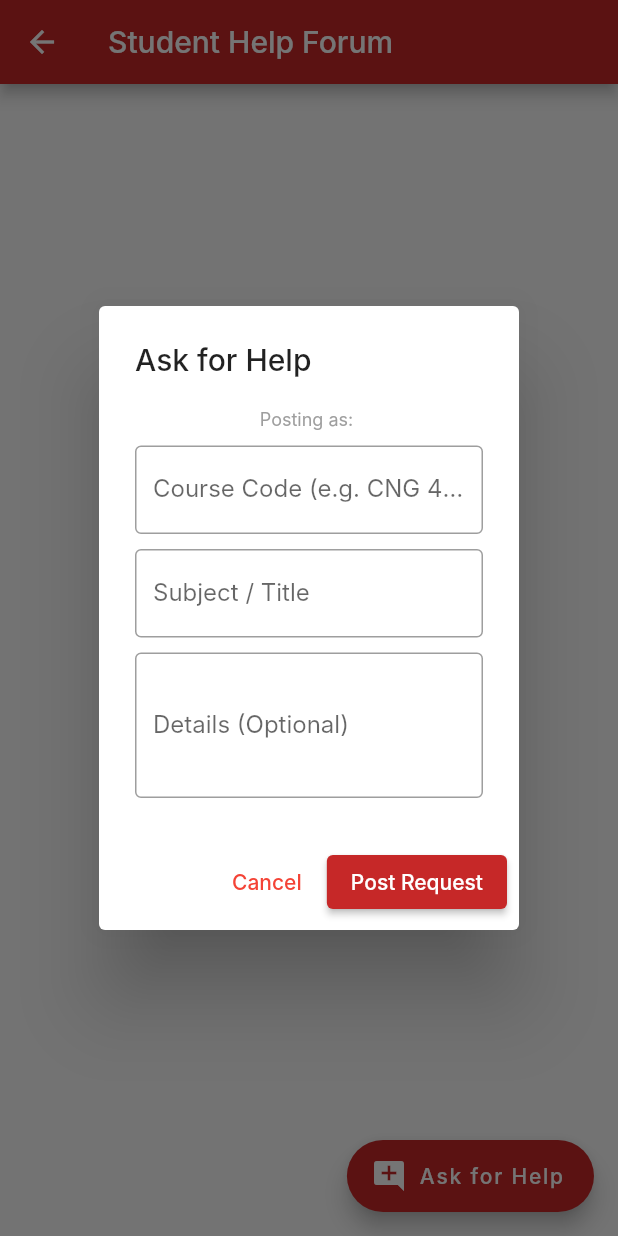
After one commit to arishaahmad/study-mate-application, a Flutter app: the HelpForumScreen screen opened directly, after a tap on "Ask for Help", on a phone screen of 412 x 824 dp. The commit adds this screen. Run offline on Flutter 3.47's test engine with Material 3 defaults, Android fonts, the phone set to English and light mode, and no system bars; our stand-ins replace supabase_flutter; accounts and stored records are empty; Roboto replaces fonts that are missing (Inter).

Commit message:
Added help Forum Page

```diff
--- /dev/null
+++ b/lib/screens/help_forum.dart
@@ -0,0 +1,225 @@
+import 'package:flutter/material.dart';
+import 'package:supabase_flutter/supabase_flutter.dart';
+// REMOVED: import 'package:timeago/timeago.dart' as timeago;
+
+class HelpForumScreen extends StatefulWidget {
+  const HelpForumScreen({super.key});
+
+  @override
+  State<HelpForumScreen> createState() => _HelpForumScreenState();
+}
+
+class _HelpForumScreenState extends State<HelpForumScreen> {
+  final supabase = Supabase.instance.client;
+
+  String? _myDepartment;
+  bool _isLoadingProfile = true;
+
+  @override
+  void initState() {
+    super.initState();
+    _fetchUserDepartment();
+  }
+
+  Future<void> _fetchUserDepartment() async {
+    final user = supabase.auth.currentUser;
+    if (user != null) {
+      if (mounted) {
+        setState(() {
+          _myDepartment = user.userMetadata?['department'];
+          _isLoadingProfile = false;
+        });
+      }
+    } else {
+      if (mounted) setState(() => _isLoadingProfile = false);
+    }
+  }
+
+  Stream<List<Map<String, dynamic>>> _getHelpRequestsStream() {
+    return supabase
+        .from('help_requests')
+        .stream(primaryKey: ['id'])
+        .order('created_at', ascending: false)
+        .map((data) => data.cast<Map<String, dynamic>>());
+  }
+
+  Future<void> _postRequest(String course, String title, String desc) async {
+    try {
+      final user = supabase.auth.currentUser;
+      if (user == null) return;
+
+      final deptTag = _myDepartment ?? 'General';
+
+      await supabase.from('help_requests').insert({
+        'user_id': user.id,
+        'department': deptTag,
+        'course_code': course,
+        'title': title,
+        'description': desc,
+      });
+      if (mounted) Navigator.pop(context);
+    } catch (e) {
+      if (mounted) {
+        ScaffoldMessenger.of(context).showSnackBar(SnackBar(content: Text("Error: $e")));
+      }
+    }
+  }
+
+  void _showCreateDialog() {
+    final courseController = TextEditingController();
+    final titleController = TextEditingController();
+    final descController = TextEditingController();
+
+    showDialog(
+      context: context,
+      builder: (ctx) => AlertDialog(
+        title: const Text("Ask for Help"),
+        content: SingleChildScrollView(
+          child: Column(
+            mainAxisSize: MainAxisSize.min,
+            children: [
+              Text("Posting as: ${_myDepartment ?? 'Student'}", style: const TextStyle(fontSize: 12, color: Colors.grey)),
+              const SizedBox(height: 10),
+              TextField(
+                controller: courseController,
+                decoration: const InputDecoration(labelText: "Course Code (e.g. CNG 465)", border: OutlineInputBorder()),
+              ),
+              const SizedBox(height: 10),
+              TextField(
+                controller: titleController,
+                decoration: const InputDecoration(labelText: "Subject / Title", border: OutlineInputBorder()),
+              ),
+              const SizedBox(height: 10),
+              TextField(
+                controller: descController,
+                maxLines: 3,
+                decoration: const InputDecoration(labelText: "Details (Optional)", border: OutlineInputBorder()),
+              ),
+            ],
+          ),
+        ),
+        actions: [
+          TextButton(onPressed: () => Navigator.pop(ctx), child: const Text("Cancel")),
+          ElevatedButton(
+            onPressed: () {
+              if (courseController.text.isNotEmpty && titleController.text.isNotEmpty) {
+                _postRequest(courseController.text, titleController.text, descController.text);
+              }
+            },
+            style: ElevatedButton.styleFrom(backgroundColor: Theme.of(context).primaryColor),
+            child: const Text("Post Request"),
+          ),
+        ],
+      ),
+    );
+  }
+
+  @override
+  Widget build(BuildContext context) {
+    final primaryColor = Theme.of(context).primaryColor;
+
+    return Scaffold(
+      appBar: AppBar(
+        title: const Text("Student Help Forum"),
+        backgroundColor: primaryColor,
+        foregroundColor: Colors.white,
+      ),
+      floatingActionButton: FloatingActionButton.extended(
+        onPressed: _showCreateDialog,
+        backgroundColor: primaryColor,
+        icon: const Icon(Icons.add_comment, color: Colors.white),
+        label: const Text("Ask for Help", style: TextStyle(color: Colors.white)),
+      ),
+      body: _isLoadingProfile
+          ? Center(child: CircularProgressIndicator(color: primaryColor))
+          : StreamBuilder<List<Map<String, dynamic>>>(
+        stream: _getHelpRequestsStream(),
+        builder: (context, snapshot) {
+          if (snapshot.hasError) {
+            return Center(child: Text("Error: ${snapshot.error}"));
+          }
+          if (snapshot.connectionState == ConnectionState.waiting) {
+            return Center(child: CircularProgressIndicator(color: primaryColor));
+          }
+
+          final posts = snapshot.data ?? [];
+
+          if (posts.isEmpty) {
+            return Center(
+              child: Column(
+                mainAxisAlignment: MainAxisAlignment.center,
+                children: [
+                  Icon(Icons.forum_outlined, size: 80, color: Colors.grey.shade300),
+                  const SizedBox(height: 10),
+                  const Text("No help requests yet.", style: TextStyle(color: Colors.grey)),
+                  const Text("Be the first to ask!", style: TextStyle(color: Colors.grey)),
+                ],
+              ),
+            );
+          }
+
+          return ListView.builder(
+            padding: const EdgeInsets.all(12),
+            itemCount: posts.length,
+            itemBuilder: (context, index) {
+              final post = posts[index];
+
+              // --- UPDATED DATE LOGIC (NO PACKAGE) ---
+              // Just show the date part (YYYY-MM-DD)
+              final String dateStr = post['created_at'].toString().split('T')[0];
+
+              final postDept = post['department'] ?? 'General';
+
+              return Card(
+                elevation: 2,
+                margin: const EdgeInsets.only(bottom: 12),
+                shape: RoundedRectangleBorder(borderRadius: BorderRadius.circular(12)),
+                child: Padding(
+                  padding: const EdgeInsets.all(16),
+                  child: Column(
+                    crossAxisAlignment: CrossAxisAlignment.start,
+                    children: [
+                      Row(
+                        mainAxisAlignment: MainAxisAlignment.spaceBetween,
+                        children: [
+                          Row(
+                            children: [
+                              Chip(
+                                label: Text(post['course_code'], style: const TextStyle(fontWeight: FontWeight.bold, fontSize: 12)),
+                                backgroundColor: Colors.blue.shade50,
+                                labelPadding: const EdgeInsets.symmetric(horizontal: 4, vertical: -4),
+                                visualDensity: VisualDensity.compact,
+                              ),
+                              const SizedBox(width: 8),
+                              Text(postDept, style: TextStyle(fontSize: 12, color: Colors.grey.shade600, fontStyle: FontStyle.italic)),
+                            ],
+                          ),
+                          Text(
+                            dateStr,
+                            style: TextStyle(fontSize: 12, color: Colors.grey.shade500),
+                          ),
+                        ],
+                      ),
+                      const SizedBox(height: 8),
+                      Text(
+                        post['title'],
+                        style: TextStyle(fontSize: 18, fontWeight: FontWeight.bold, color: primaryColor),
+                      ),
+                      if (post['description'] != null && post['description'].toString().isNotEmpty) ...[
+                        const SizedBox(height: 6),
+                        Text(
+                          post['description'],
+                          style: const TextStyle(fontSize: 14, color: Colors.black87),
+                        ),
+                      ],
+                    ],
+                  ),
+                ),
+              );
+            },
+          );
+        },
+      ),
+    );
+  }
+}
```
Also changed, not shown: lib/screens/dashboard_screen.dart (+16 -7 lines), pubspec.lock.
